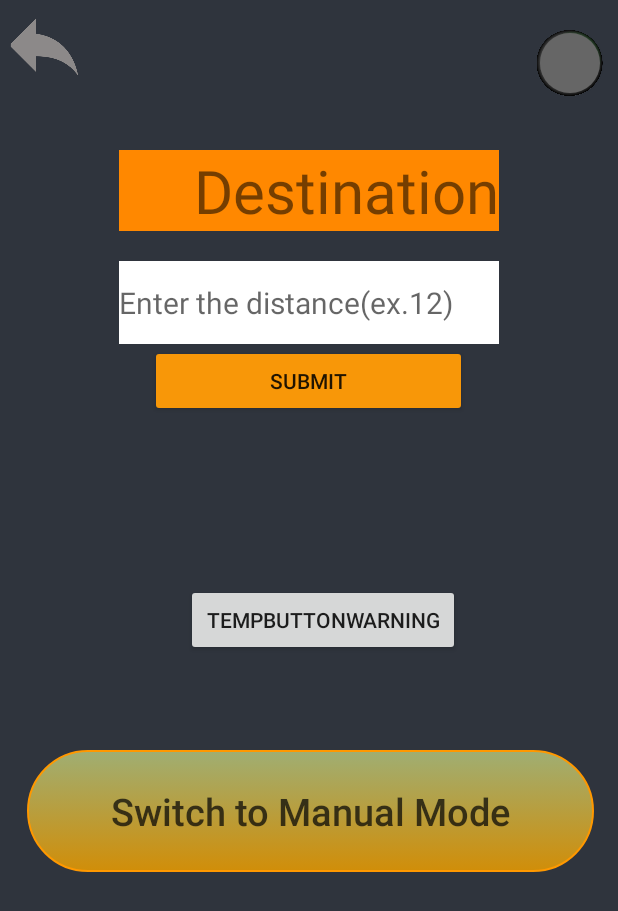
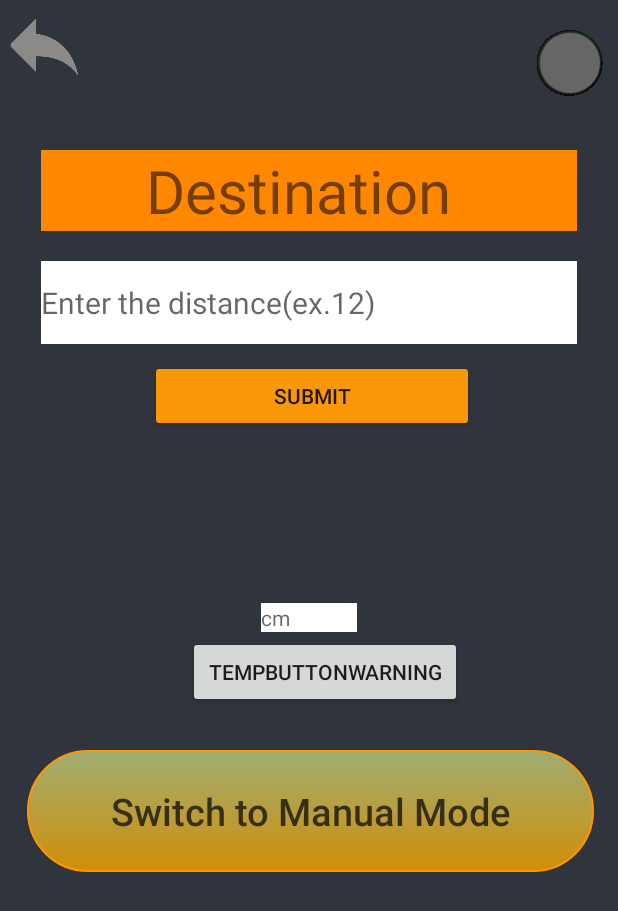
Before and after one commit to DIT112-V20/group-05, an Android app: the activity_automatic screen opened directly, with no data from a screen before it, on a phone screen of 412 x 824 dp. Shown: the top 911 px of the screen. Run offline under Robolectric (Android 15) with nearby library versions, the light colour scheme and no system bars.

Commit message:
Submit button layout changed

```diff
--- a/UIdesign/app/src/main/res/layout/activity_automatic.xml
+++ b/UIdesign/app/src/main/res/layout/activity_automatic.xml
@@ -10,9 +10,10 @@
     android:background="#F7292E37"
     tools:context=".ManualActivity2">
 
+
     <LinearLayout
-        android:layout_width="wrap_content"
-        android:layout_height="wrap_content"
+        android:layout_width="357dp"
+        android:layout_height="191dp"
         android:layout_alignParentTop="true"
         android:layout_centerHorizontal="true"
         android:layout_marginTop="100dp"
@@ -26,7 +27,7 @@
             android:layout_height="wrap_content"
             android:layout_marginBottom="20dp"
             android:background="@android:color/holo_orange_dark"
-            android:text="     Destination"
+            android:text="       Destination"
             android:textFontWeight="20"
             android:textSize="40dp" />
 
@@ -47,8 +48,6 @@
 
     </LinearLayout>
 
-
-
     <ImageButton
 
         android:id="@+id/back3"
@@ -68,38 +67,18 @@
 
     <TextView
         android:id="@+id/DestinationTextView"
-        android:layout_width="103dp"
+        android:layout_width="64dp"
         android:layout_height="wrap_content"
+        android:layout_centerInParent="true"
+        android:layout_centerHorizontal="true"
+        android:layout_centerVertical="false"
         android:layout_marginTop="20dp"
-        android:layout_centerInParent="true"
+        android:layout_marginBottom="50dp"
         android:background="#FFF"
         android:ems="10"
         android:hint="cm"
-        android:inputType="number"
-        />
+        android:inputType="number" />
 
-
-
-
-
-
-
-
-
-
-
-
-
-
-
-
-
-        android:background="@drawable/back"
-        android:fontFamily="sans-serif-black"
-        android:text="@string/Manual"
-        android:textAllCaps="false"
-        android:textColor="#BB070707"
-        android:textSize="25sp" />
 
     <ImageView
         android:id="@+id/on"
@@ -132,11 +111,11 @@
         android:layout_alignParentTop="true"
         android:layout_alignParentEnd="true"
         android:layout_alignParentRight="true"
-        android:layout_marginStart="124dp"
-        android:layout_marginLeft="124dp"
-        android:layout_marginTop="389dp"
-        android:layout_marginEnd="105dp"
-        android:layout_marginRight="105dp"
+        android:layout_marginStart="125dp"
+        android:layout_marginLeft="125dp"
+        android:layout_marginTop="424dp"
+        android:layout_marginEnd="104dp"
+        android:layout_marginRight="104dp"
         android:text="TempButtonWarning" />
 
     <Button
@@ -155,10 +134,10 @@
 
     <Button
         android:id="@+id/submitButton"
-        android:layout_width="211dp"
+        android:layout_width="216dp"
         android:layout_height="wrap_content"
         android:layout_marginLeft="100dp"
-        android:layout_marginTop="230dp"
+        android:layout_marginTop="240dp"
         android:layout_marginRight="80dp"
         android:backgroundTint="#F89708"
         android:text="SUBMIT" />
```
